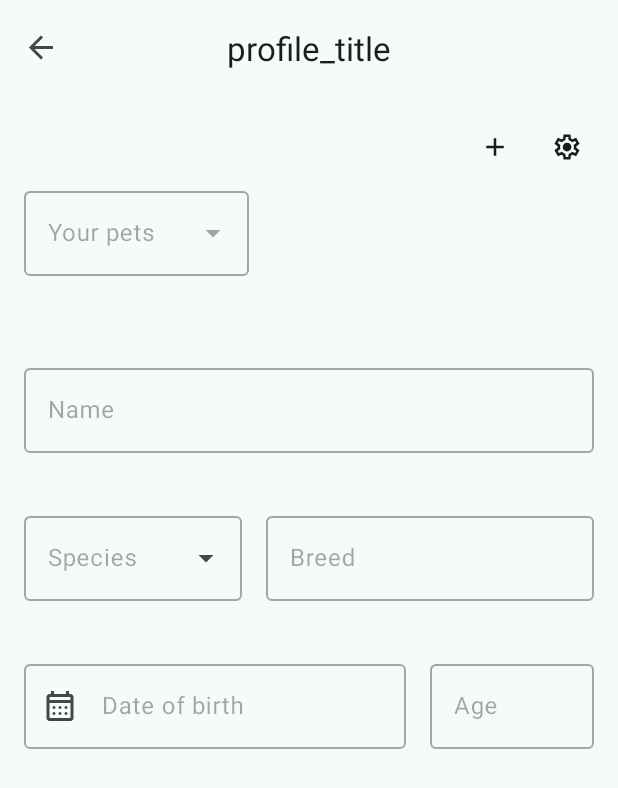
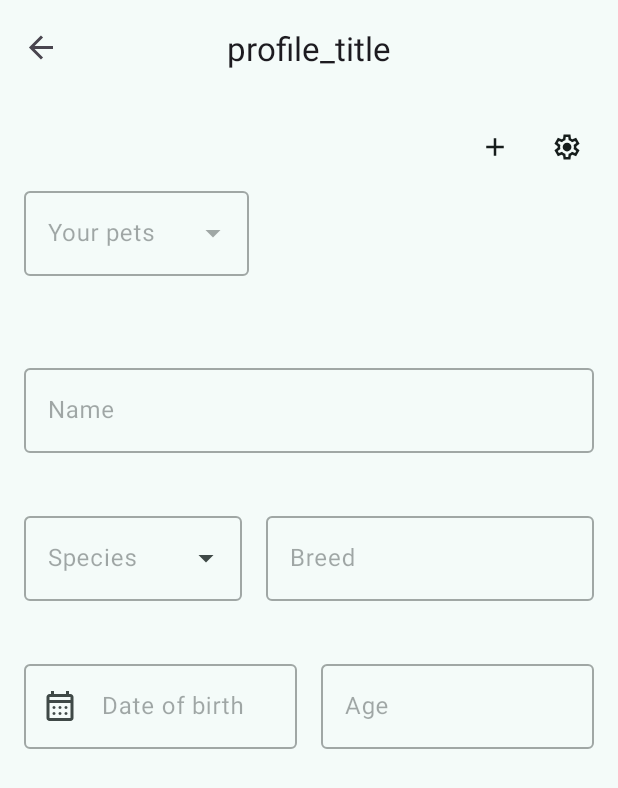
Before and after one commit to Nicoletta-Leuzzi/Beagle, an Android app: the ProfileFragment screen opened through its navigation route, on a phone screen of 412 x 824 dp. Shown: the top 788 px of the screen. Run offline under Robolectric (Android 15) with nearby library versions, the phone set to English and light mode, and no system bars; our stand-ins replace Firebase (no records; nobody signed in at launch, a user with empty details on screens opened directly), Room's generated code, navigation-ui.

```diff
--- a/app/src/main/res/layout/fragment_profile.xml
+++ b/app/src/main/res/layout/fragment_profile.xml
@@ -161,7 +161,7 @@
                     app:startIconDrawable="@drawable/outline_calendar_month_24"
                     android:enabled="false"
                     android:layout_marginEnd="16dp"
-                    android:layout_weight="70"
+                    android:layout_weight="50"
                     app:helperText=" "
                     >
 
@@ -185,7 +185,7 @@
                     app:layout_constraintEnd_toEndOf="parent"
                     app:layout_constraintTop_toTopOf="parent"
                     android:enabled="false"
-                    android:layout_weight="30"
+                    android:layout_weight="50"
                     >
 
                     <com.google.android.material.textfield.TextInputEditText
```
Also changed, not shown: app/src/main/java/com/example/beagle/ui/chat/fragment/ProfileFragment.java (+26 -4 lines).
